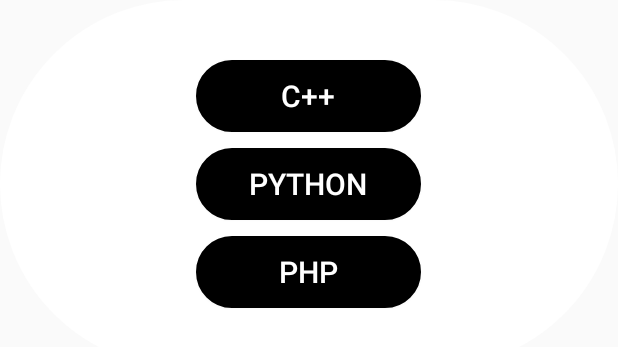
After one commit to arulthileeban/SimplX, an Android app: the layout language_sel.xml on its own in the app's theme, with its tools: preview values and no code run, on a phone screen of 412 x 824 dp. The commit adds this screen. Shown: the top 347 px of the screen. Run offline under Robolectric (Android 15) with nearby library versions, the phone set to English and light mode, and no system bars.

Commit message:
added language selection

```diff
--- a/app/src/main/AndroidManifest.xml
+++ b/app/src/main/AndroidManifest.xml
@@ -8,9 +8,7 @@
         android:label="@string/app_name"
         android:supportsRtl="true"
         android:theme="@style/AppTheme">
-        <activity android:name=".MainActivity">
-
-        </activity>
+        <activity android:name=".MainActivity"></activity>
         <activity android:name=".splash">
             <intent-filter>
                 <action android:name="android.intent.action.MAIN" />
--- a/app/src/main/java/com/example/shrika/simplx/splash.java
+++ b/app/src/main/java/com/example/shrika/simplx/splash.java
@@ -25,8 +25,9 @@ public class splash extends AppCompatActivity {
         setContentView(R.layout.activity_splash);
         AssetManager am = getApplicationContext().getAssets();
         Typeface custom = Typeface.createFromAsset(am,
-                String.format(Locale.US, "fonts/%s", "Freeroad Light.ttf"));
+                String.format(Locale.US, "fonts/%s", "Kelvetica.otf"));
         final TextView title = (TextView) findViewById(R.id.TitleView);
+        title.setTypeface(custom);
         final Animation animation = AnimationUtils.loadAnimation(this, R.anim.my_animation);
         final Handler handler = new Handler();
         handler.postDelayed(new Runnable() {
--- /dev/null
+++ b/app/src/main/res/drawable/mainback1.xml
@@ -0,0 +1,10 @@
+<?xml version="1.0" encoding="utf-8"?>
+<shape xmlns:android="http://schemas.android.com/apk/res/android" >
+    <solid android:color="@color/pure_black" />
+    <stroke android:width="4dp" android:color="@color/pure_black" />
+    <corners
+        android:bottomRightRadius="30dp"
+        android:bottomLeftRadius="30dp"
+        android:topLeftRadius="30dp"
+        android:topRightRadius="30dp"/>
+</shape>
--- /dev/null
+++ b/app/src/main/res/drawable/mainblack2.xml
@@ -0,0 +1,10 @@
+<?xml version="1.0" encoding="utf-8"?>
+<shape xmlns:android="http://schemas.android.com/apk/res/android" >
+    <solid android:color="@color/White" />
+    <stroke android:width="4dp" android:color="@color/White" />
+    <corners
+        android:bottomRightRadius="150dp"
+        android:bottomLeftRadius="150dp"
+        android:topLeftRadius="150dp"
+        android:topRightRadius="150dp"/>
+</shape>
--- /dev/null
+++ b/app/src/main/res/layout/language_sel.xml
@@ -0,0 +1,46 @@
+<?xml version="1.0" encoding="utf-8"?>
+<RelativeLayout xmlns:android="http://schemas.android.com/apk/res/android"
+    android:orientation="vertical" android:layout_width="match_parent"
+    android:layout_height="wrap_content"
+    android:background="@drawable/mainblack2">
+
+        <Button
+            android:layout_width="150dp"
+            android:padding="8dp"
+            android:textSize="20dp"
+            android:id="@+id/r1"
+            android:layout_centerHorizontal="true"
+            android:layout_height="wrap_content"
+            android:background="@drawable/mainback1"
+            android:textColor="@color/White"
+            android:layout_marginTop="40dp"
+            android:layout_marginBottom="5dp"
+            android:text="C++"/>
+        <Button
+            android:layout_width="150dp"
+            android:layout_height="wrap_content"
+            android:layout_centerHorizontal="true"
+            android:padding="8dp"
+            android:textSize="20dp"
+            android:id="@+id/r2"
+            android:layout_below="@id/r1"
+            android:background="@drawable/mainback1"
+            android:layout_marginTop="5dp"
+            android:layout_marginBottom="5dp"
+            android:textColor="@color/White"
+            android:text="Python" />
+        <Button
+            android:layout_width="150dp"
+            android:padding="8dp"
+            android:layout_centerHorizontal="true"
+            android:textSize="20dp"
+            android:id="@+id/r3"
+            android:layout_below="@id/r2"
+            android:layout_height="wrap_content"
+            android:background="@drawable/mainback1"
+            android:textColor="@color/White"
+            android:layout_marginTop="5dp"
+            android:layout_marginBottom="40dp"
+            android:text="PHP"/>
+
+</RelativeLayout>
```
Also changed, not shown: app/src/main/java/com/example/shrika/simplx/MainActivity.java (+87 -0 lines), app/src/main/res/drawable/mainback.xml (added, +10 -0 lines), app/src/main/res/layout/activity_main.xml (+37 -0 lines), app/src/main/res/drawable/mainimage.png (added).
